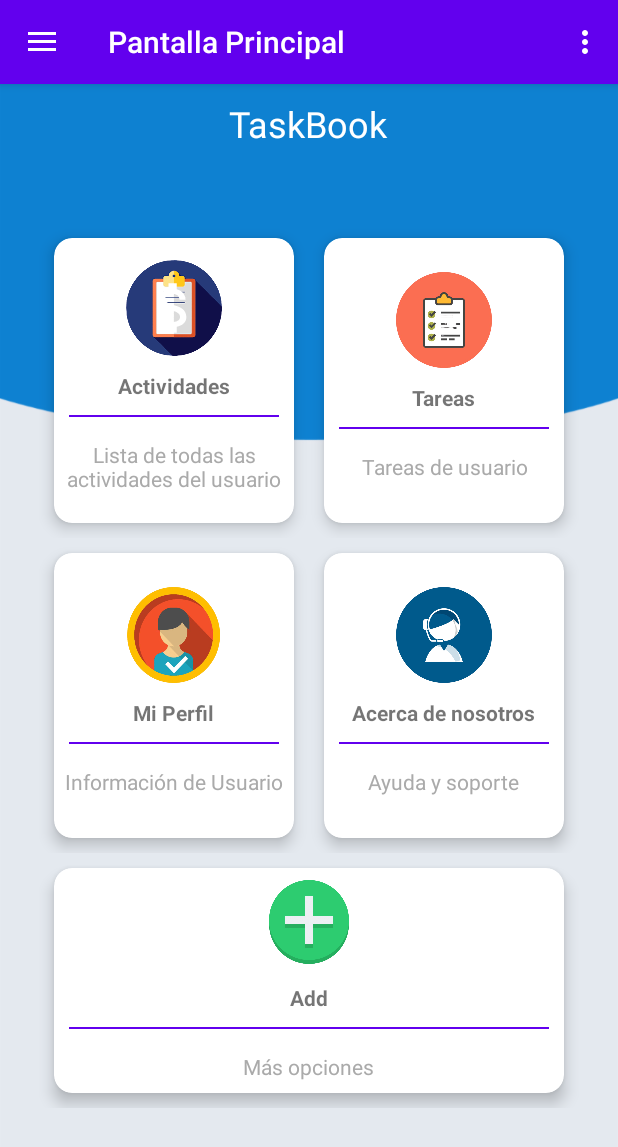
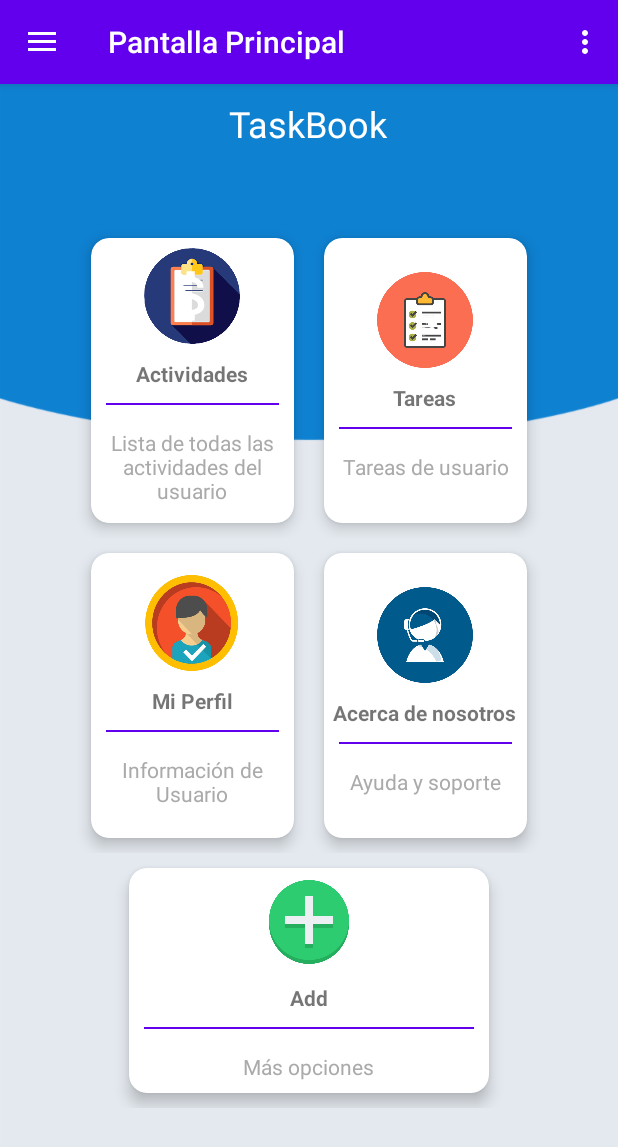
Before and after one commit to famurga/TaskBookProyecto, an Android app: the screen it shows after launch (NavigationDrawerActivity), after a tap on "ENTRAR COMO INVITADO", on a phone screen of 412 x 824 dp. Shown: the top 1147 px of the screen. Run offline under Robolectric (Android 15) with nearby library versions, the phone set to English and light mode, and no system bars; our stand-ins replace Firebase (no records; nobody signed in at launch, a user with empty details on screens opened directly), navigation-ui.

Commit message:
Commit PC 8

```diff
--- a/app/src/main/res/layout/fragment_pantalla_principal.xml
+++ b/app/src/main/res/layout/fragment_pantalla_principal.xml
@@ -43,7 +43,7 @@
             android:foreground="?android:attr/selectableItemBackground"
             android:clickable="true"
             android:id="@+id/ActicardId"
-            android:layout_width="160dp"
+            android:layout_width="135dp"
             app:cardElevation="6dp"
             app:cardCornerRadius="12dp"
             android:layout_height="190dp"
@@ -86,7 +86,7 @@
             android:foreground="?android:attr/selectableItemBackground"
             android:clickable="true"
             android:id="@+id/TaskCardId"
-            android:layout_width="160dp"
+            android:layout_width="135dp"
             android:layout_height="190dp"
             app:cardElevation="6dp"
             app:cardCornerRadius="12dp"
@@ -137,7 +137,7 @@
             android:foreground="?android:attr/selectableItemBackground"
             android:clickable="true"
             android:id="@+id/PerfilCardId"
-            android:layout_width="160dp"
+            android:layout_width="135dp"
             app:cardElevation="6dp"
             app:cardCornerRadius="12dp"
             android:layout_height="190dp"
@@ -179,7 +179,7 @@
             android:foreground="?android:attr/selectableItemBackground"
             android:clickable="true"
             android:id="@+id/AcercaCardId"
-            android:layout_width="160dp"
+            android:layout_width="135dp"
             app:cardElevation="6dp"
             app:cardCornerRadius="12dp"
             android:layout_height="190dp"
@@ -232,7 +232,7 @@
         <androidx.cardview.widget.CardView
             android:foreground="?android:attr/selectableItemBackground"
             android:clickable="true"
-            android:layout_width="340dp"
+            android:layout_width="240dp"
             app:cardElevation="6dp"
             android:id="@+id/AddCardId"
             app:cardCornerRadius="12dp"
```
